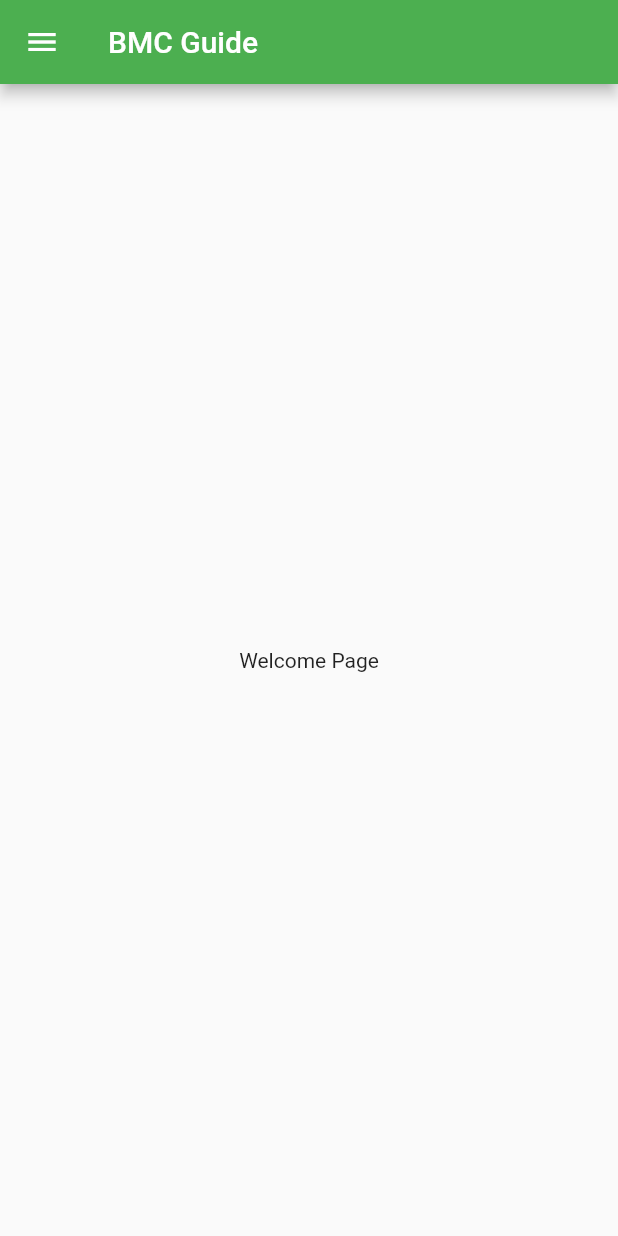
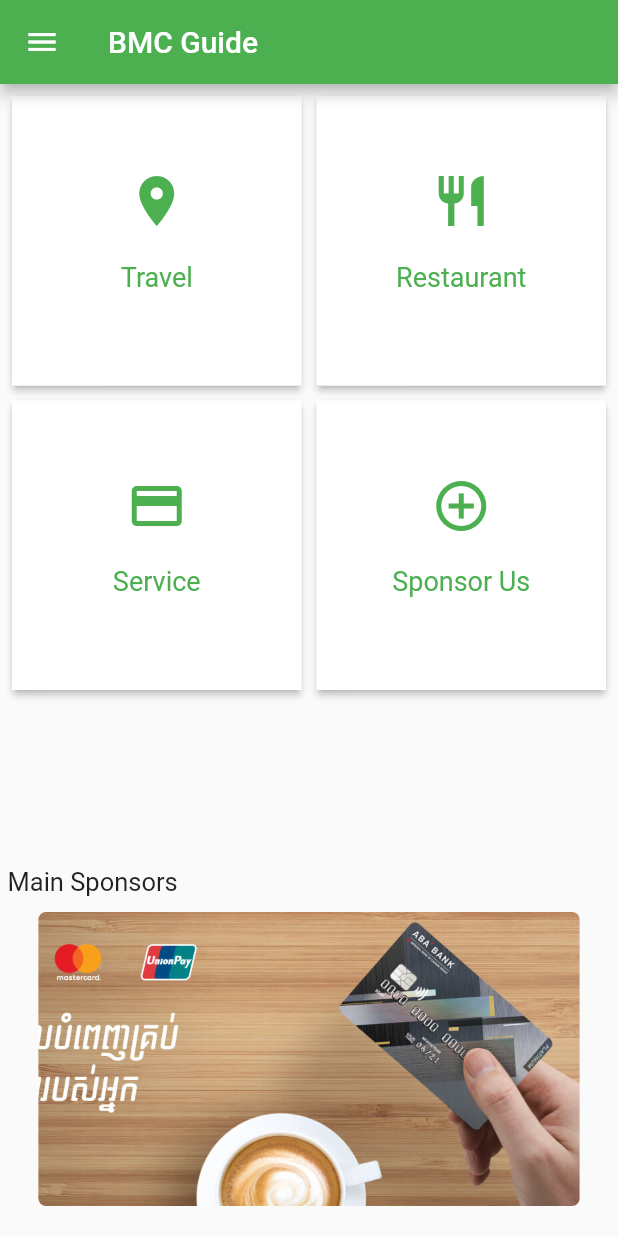
Before and after one commit to siqware-repositories/bmc_guide, a Flutter app: the screen it shows after launch, on a phone screen of 412 x 824 dp. Run offline on Flutter 3.47's test engine with Material 2 defaults, Android fonts, the light colour scheme and no system bars; drawn by our look-alikes of carousel_slider.

Commit message:
bmc_guide update welcome screen

```diff
--- a/bmc_guide/lib/helpers/drawer_navigation.dart
+++ b/bmc_guide/lib/helpers/drawer_navigation.dart
@@ -1,3 +1,4 @@
+import 'package:bmc_guide/screens/carousel_screen.dart';
 import 'package:flutter/material.dart';
 
 class DrawerNavigation extends StatefulWidget {
@@ -32,7 +33,9 @@ class _DrawerNavigationState extends State<DrawerNavigation> {
           ListTile(
             title: Text("Category"),
             leading: Icon(Icons.category),
-            onTap: () {},
+            onTap: () {
+              Navigator.push(context, MaterialPageRoute(builder: (context)=>CarouselDemo()));
+            },
           ),
         ],
       ),
--- a/bmc_guide/lib/screens/welcome_screen.dart
+++ b/bmc_guide/lib/screens/welcome_screen.dart
@@ -1,5 +1,64 @@
 import 'package:bmc_guide/helpers/drawer_navigation.dart';
+import 'package:carousel_slider/carousel_slider.dart';
 import 'package:flutter/material.dart';
+
+final List<String> imgList = [
+  'images/aba_payment_card_banner_kh.jpg',
+  'images/ABA-CAO-LP-KH.jpg',
+  'images/Fixed-Deposit-KH-3.jpg',
+];
+
+final Widget placeholder = Container(color: Colors.grey);
+
+final List child = map<Widget>(
+  imgList,
+  (index, i) {
+    return Container(
+      margin: EdgeInsets.all(5.0),
+      child: ClipRRect(
+        borderRadius: BorderRadius.all(Radius.circular(5.0)),
+        child: Stack(children: <Widget>[
+          Image.network(i, fit: BoxFit.cover, width: 1000.0),
+          Positioned(
+            bottom: 0.0,
+            left: 0.0,
+            right: 0.0,
+            child: Container(
+              decoration: BoxDecoration(
+                gradient: LinearGradient(
+                  colors: [
+                    Color.fromARGB(200, 0, 0, 0),
+                    Color.fromARGB(0, 0, 0, 0)
+                  ],
+                  begin: Alignment.bottomCenter,
+                  end: Alignment.topCenter,
+                ),
+              ),
+              padding: EdgeInsets.symmetric(vertical: 10.0, horizontal: 20.0),
+              child: Text(
+                'No. $index image',
+                style: TextStyle(
+                  color: Colors.white,
+                  fontSize: 20.0,
+                  fontWeight: FontWeight.bold,
+                ),
+              ),
+            ),
+          ),
+        ]),
+      ),
+    );
+  },
+).toList();
+
+List<T> map<T>(List list, Function handler) {
+  List<T> result = [];
+  for (var i = 0; i < list.length; i++) {
+    result.add(handler(i, list[i]));
+  }
+
+  return result;
+}
 
 class WelcomeScreen extends StatefulWidget {
   WelcomeScreen({Key key}) : super(key: key);
@@ -9,16 +68,101 @@ class WelcomeScreen extends StatefulWidget {
 }
 
 class _WelcomeScreenState extends State<WelcomeScreen> {
+  //Vertical carousel
+  final CarouselSlider verticalScrollCarousel = CarouselSlider(
+    scrollDirection: Axis.vertical,
+    aspectRatio: 2.0,
+    autoPlay: true,
+    enlargeCenterPage: true,
+    viewportFraction: 0.9,
+    pauseAutoPlayOnTouch: Duration(seconds: 3),
+    items: imgList.map(
+      (url) {
+        return Container(
+          margin: EdgeInsets.all(5.0),
+          child: ClipRRect(
+            borderRadius: BorderRadius.all(Radius.circular(5.0)),
+            child: Image.asset(
+              url,
+              fit: BoxFit.cover,
+              width: 1000.0,
+            ),
+          ),
+        );
+      },
+    ).toList(),
+  );
   @override
   Widget build(BuildContext context) {
     return Scaffold(
       appBar: AppBar(
         title: Text('BMC Guide'),
       ),
-      body: Center(
-        child: Text('Welcome Page'),
+      body: Column(
+        children: <Widget>[
+          Expanded(
+            child: SizedBox(
+              child: GridView.count(
+                crossAxisCount: 2,
+                padding: EdgeInsets.all(3.0),
+                children: <Widget>[
+                  makeDashboardItem("Travel", Icons.location_on),
+                  makeDashboardItem("Restaurant", Icons.restaurant),
+                  makeDashboardItem("Service", Icons.payment),
+                  makeDashboardItem("Sponsor Us", Icons.add_circle_outline)
+                ],
+              ),
+            ),
+          ),
+          Padding(
+              padding: EdgeInsets.symmetric(vertical: 15.0),
+              child: Column(children: [
+                Container(
+                  padding: EdgeInsets.all(5),
+                  child: Align(
+                    alignment: Alignment.bottomLeft,
+                    child: Text('Main Sponsors',style: TextStyle(fontSize: 17),),
+                  ),
+                ),
+                verticalScrollCarousel,
+              ])),
+        ],
       ),
       drawer: DrawerNavigation(),
     );
   }
+
+  //card
+  Card makeDashboardItem(String title, IconData icon) {
+    return Card(
+        elevation: 2,
+        margin: new EdgeInsets.all(5),
+        child: Container(
+          decoration: BoxDecoration(color: Colors.white),
+          child: new InkWell(
+            onTap: () {},
+            child: Column(
+              crossAxisAlignment: CrossAxisAlignment.stretch,
+              mainAxisSize: MainAxisSize.min,
+              verticalDirection: VerticalDirection.down,
+              children: <Widget>[
+                SizedBox(height: 50.0),
+                Center(
+                    child: Icon(
+                  icon,
+                  size: 40.0,
+                  color: Theme.of(context).primaryColor,
+                )),
+                SizedBox(height: 20.0),
+                new Center(
+                  child: new Text(title,
+                      style: new TextStyle(
+                          fontSize: 18.0,
+                          color: Theme.of(context).primaryColor)),
+                )
+              ],
+            ),
+          ),
+        ));
+  }
 }
--- a/bmc_guide/pubspec.yaml
+++ b/bmc_guide/pubspec.yaml
@@ -24,6 +24,7 @@ dependencies:
   # The following adds the Cupertino Icons font to your application.
   # Use with the CupertinoIcons class for iOS style icons.
   cupertino_icons: ^0.1.3
+  carousel_slider: ^1.4.1
 
 dev_dependencies:
   flutter_test:
@@ -41,8 +42,8 @@ flutter:
   uses-material-design: true
 
   # To add assets to your application, add an assets section, like this:
-  # assets:
-  #   - images/a_dot_burr.jpeg
+  assets:
+     - images/
   #   - images/a_dot_ham.jpeg
 
   # An image asset can refer to one or more resolution-specific "variants", see
```
Also changed, not shown: bmc_guide/lib/screens/carousel_screen.dart (added, +151 -0 lines), bmc_guide/images/ABA-CAO-LP-KH.jpg (added), bmc_guide/images/Fixed-Deposit-KH-3.jpg (added), bmc_guide/images/aba_payment_card_banner_kh.jpg (added), bmc_guide/pubspec.lock.
